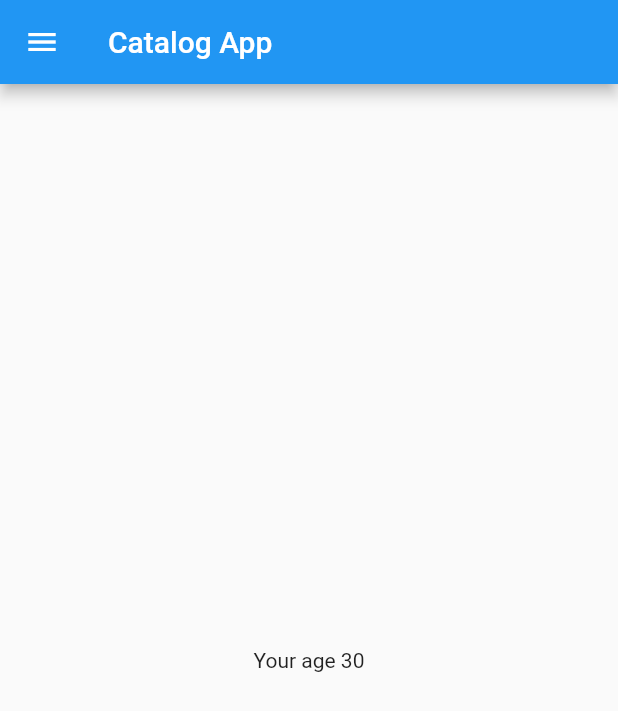
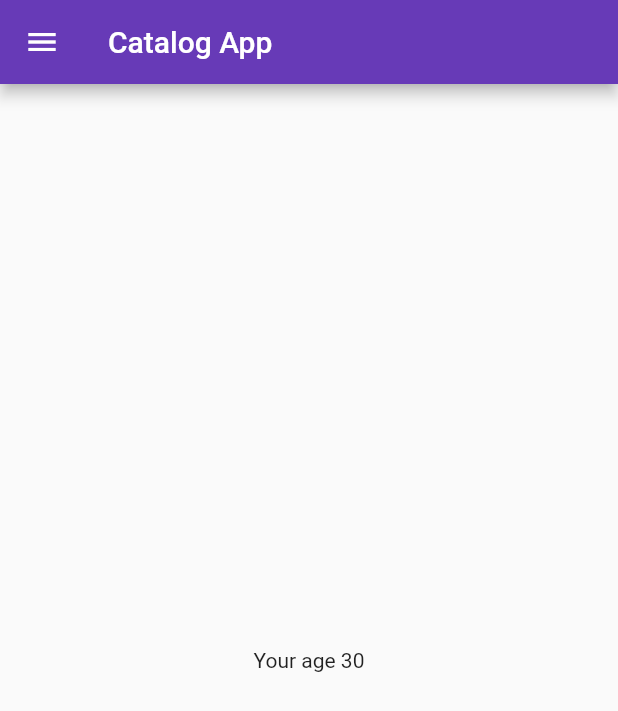
Before and after one commit to ak47kar98k/MyFirstFlutterProject, a Flutter app: the screen it shows after launch, on a phone screen of 412 x 824 dp. Shown: the top 711 px of the screen. Run offline on Flutter 3.47's test engine with Material 2 defaults, Android fonts, the phone set to English and light mode, and no system bars.

Commit message:
Day 3 Completed

```diff
--- a/lib/main.dart
+++ b/lib/main.dart
@@ -1,15 +1,27 @@
 import 'package:flutter/material.dart';
-import 'package:flutter_catelog/home_page.dart';
+import 'package:flutter_catelog/pages/home_page.dart';
+import 'package:flutter_catelog/pages/login_page.dart';
 
 void main(List<String> args) {
   runApp(MyApp());
 }
 
 class MyApp extends StatelessWidget {
+  const MyApp({Key? key}) : super(key: key);
+
   @override
   Widget build(BuildContext context) {
     return MaterialApp(
-      home: HomePage(),
+      // home: HomePage(),
+      themeMode: ThemeMode.light,
+      theme: ThemeData(primarySwatch: Colors.deepPurple),
+      darkTheme: ThemeData(brightness: Brightness.dark),
+      initialRoute: "/home",
+      routes: {
+        "/": (context) => LoginPage(),
+        "/home": (context) => HomePage(),
+        "/login": (context) => LoginPage(),
+      },
     );
   }
 }
--- a/lib/home_page.dart
+++ b/lib/pages/home_page.dart
@@ -1,8 +1,6 @@
 import 'package:flutter/material.dart';
 
 class HomePage extends StatelessWidget {
-  const HomePage({Key? key}) : super(key: key);
-
   @override
   Widget build(BuildContext context) {
     const int days = 30;
@@ -16,7 +14,7 @@ class HomePage extends StatelessWidget {
           child: Text("Your age $days"),
         ),
       ),
-    drawer: Drawer(),
+      drawer: Drawer(),
     );
   }
 }
```
Also changed, not shown: lib/pages/login_page.dart (added, +19 -0 lines).
